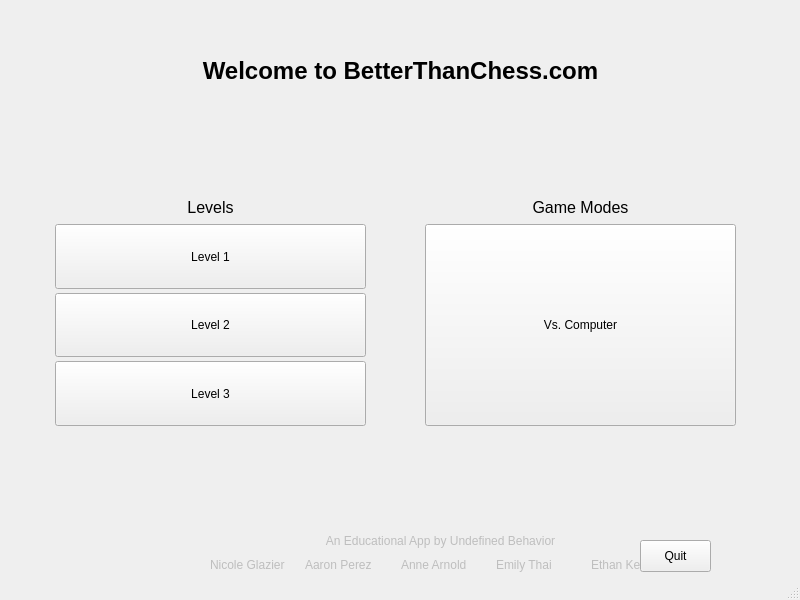
This is startmenu.ui in University-of-Utah-CS3505/a9-edu-app-f24-birdy117 as Qt 5 draws it before an edit. The edited form follows.
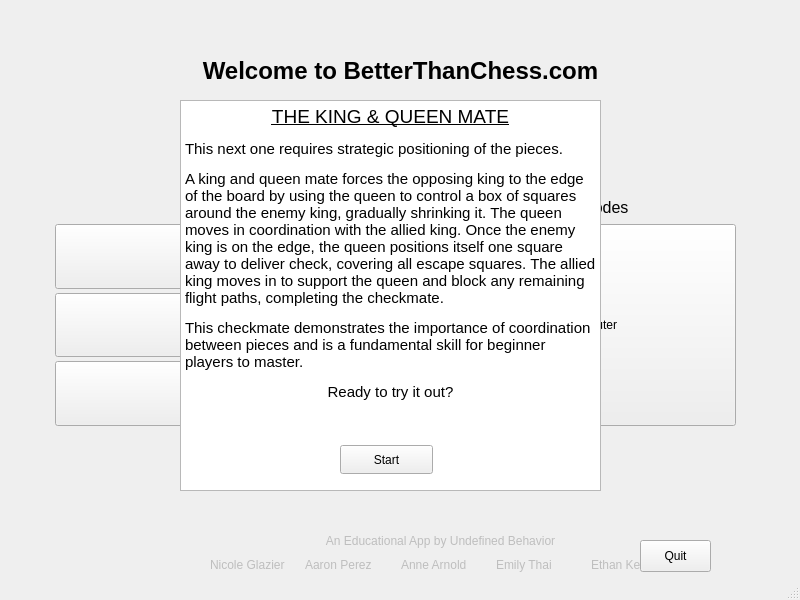
This is the edited form. Icons and pictures are not drawn.

Commit message: Added descriptions for each of the checkmates.

What changed in the file:
```diff
--- a/startmenu.ui
+++ b/startmenu.ui
@@ -436,12 +436,110 @@
      </item>
     </layout>
    </widget>
+   <widget class="QTextEdit" name="foolsMateText">
+    <property name="geometry">
+     <rect>
+      <x>180</x>
+      <y>100</y>
+      <width>421</width>
+      <height>391</height>
+     </rect>
+    </property>
+    <property name="readOnly">
+     <bool>true</bool>
+    </property>
+    <property name="html">
+     <string>&lt;!DOCTYPE HTML PUBLIC &quot;-//W3C//DTD HTML 4.0//EN&quot; &quot;http://www.w3.org/TR/REC-html40/strict.dtd&quot;&gt;
+&lt;html&gt;&lt;head&gt;&lt;meta name=&quot;qrichtext&quot; content=&quot;1&quot; /&gt;&lt;meta charset=&quot;utf-8&quot; /&gt;&lt;style type=&quot;text/css&quot;&gt;
+p, li { white-space: pre-wrap; }
+hr { height: 1px; border-width: 0; }
+li.unchecked::marker { content: &quot;\2610&quot;; }
+li.checked::marker { content: &quot;\2612&quot;; }
+&lt;/style&gt;&lt;/head&gt;&lt;body style=&quot; font-family:'Segoe UI'; font-size:9pt; font-weight:400; font-style:normal;&quot;&gt;
+&lt;p align=&quot;center&quot; style=&quot; margin-top:12px; margin-bottom:12px; margin-left:0px; margin-right:0px; -qt-block-indent:0; text-indent:0px;&quot;&gt;&lt;span style=&quot; font-size:16pt; text-decoration: underline;&quot;&gt;FOOL'S MATE&lt;/span&gt;&lt;/p&gt;
+&lt;p style=&quot; margin-top:12px; margin-bottom:12px; margin-left:0px; margin-right:0px; -qt-block-indent:0; text-indent:0px;&quot;&gt;&lt;span style=&quot; font-size:12pt;&quot;&gt;Fool's Mate is the quickest possible checkmate in chess, achievable in just two moves if Black capitalizes on a series of poor opening moves by White.&lt;/span&gt;&lt;/p&gt;
+&lt;p style=&quot; margin-top:12px; margin-bottom:12px; margin-left:0px; margin-right:0px; -qt-block-indent:0; text-indent:0px;&quot;&gt;&lt;span style=&quot; font-size:12pt;&quot;&gt;It occurs when White exposes their king to attack by recklessly moving the pawns in front of it. In response, Black can move one of its pawns and then deliver a checkmate with its queen.&lt;/span&gt;&lt;/p&gt;
+&lt;p style=&quot; margin-top:12px; margin-bottom:12px; margin-left:0px; margin-right:0px; -qt-block-indent:0; text-indent:0px;&quot;&gt;&lt;span style=&quot; font-size:12pt;&quot;&gt;Fool's Mate demonstrates the importance of developing pieces carefully and safeguarding the king early in the game, as even minor mistakes can lead to a swift defeat.&lt;/span&gt;&lt;/p&gt;
+&lt;p align=&quot;center&quot; style=&quot; margin-top:12px; margin-bottom:12px; margin-left:0px; margin-right:0px; -qt-block-indent:0; text-indent:0px;&quot;&gt;&lt;span style=&quot; font-size:12pt;&quot;&gt;Ready to try it out?&lt;/span&gt;&lt;/p&gt;&lt;/body&gt;&lt;/html&gt;</string>
+    </property>
+   </widget>
+   <widget class="QPushButton" name="startButton">
+    <property name="geometry">
+     <rect>
+      <x>340</x>
+      <y>445</y>
+      <width>93</width>
+      <height>29</height>
+     </rect>
+    </property>
+    <property name="text">
+     <string>Start</string>
+    </property>
+   </widget>
+   <widget class="QTextEdit" name="BackRankText">
+    <property name="geometry">
+     <rect>
+      <x>180</x>
+      <y>100</y>
+      <width>421</width>
+      <height>391</height>
+     </rect>
+    </property>
+    <property name="readOnly">
+     <bool>true</bool>
+    </property>
+    <property name="html">
+     <string>&lt;!DOCTYPE HTML PUBLIC &quot;-//W3C//DTD HTML 4.0//EN&quot; &quot;http://www.w3.org/TR/REC-html40/strict.dtd&quot;&gt;
+&lt;html&gt;&lt;head&gt;&lt;meta name=&quot;qrichtext&quot; content=&quot;1&quot; /&gt;&lt;meta charset=&quot;utf-8&quot; /&gt;&lt;style type=&quot;text/css&quot;&gt;
+p, li { white-space: pre-wrap; }
+hr { height: 1px; border-width: 0; }
+li.unchecked::marker { content: &quot;\2610&quot;; }
+li.checked::marker { content: &quot;\2612&quot;; }
+&lt;/style&gt;&lt;/head&gt;&lt;body style=&quot; font-family:'Segoe UI'; font-size:9pt; font-weight:400; font-style:normal;&quot;&gt;
+&lt;p align=&quot;center&quot; style=&quot; margin-top:12px; margin-bottom:12px; margin-left:0px; margin-right:0px; -qt-block-indent:0; text-indent:0px;&quot;&gt;&lt;span style=&quot; font-size:16pt; text-decoration: underline;&quot;&gt;BACK RANK MATE&lt;/span&gt;&lt;/p&gt;
+&lt;p style=&quot; margin-top:12px; margin-bottom:12px; margin-left:0px; margin-right:0px; -qt-block-indent:0; text-indent:0px;&quot;&gt;&lt;span style=&quot; font-size:12pt;&quot;&gt;This next one is a little harder...&lt;/span&gt;&lt;/p&gt;
+&lt;p style=&quot; margin-top:12px; margin-bottom:12px; margin-left:0px; margin-right:0px; -qt-block-indent:0; text-indent:0px;&quot;&gt;&lt;span style=&quot; font-size:12pt;&quot;&gt;A back rank mate occurs when a player's king is trapped on the back row (AKA the &amp;quot;back rank&amp;quot;) of the board by its own pawns, leaving no escape squares. The opposing player delivers checkmate by placing a rook or queen on the back rank, where the king cannot avoid the attack.&lt;/span&gt;&lt;/p&gt;
+&lt;p style=&quot; margin-top:12px; margin-bottom:12px; margin-left:0px; margin-right:0px; -qt-block-indent:0; text-indent:0px;&quot;&gt;&lt;span style=&quot; font-size:12pt;&quot;&gt;This type of checkmate highlights the importance of giving the king an escape square or ensuring the back rank is properly defended.&lt;/span&gt;&lt;/p&gt;
+&lt;p align=&quot;center&quot; style=&quot; margin-top:12px; margin-bottom:12px; margin-left:0px; margin-right:0px; -qt-block-indent:0; text-indent:0px;&quot;&gt;&lt;span style=&quot; font-size:12pt;&quot;&gt;Ready to try it out?&lt;/span&gt;&lt;/p&gt;&lt;/body&gt;&lt;/html&gt;</string>
+    </property>
+   </widget>
+   <widget class="QTextEdit" name="KingQueenText">
+    <property name="geometry">
+     <rect>
+      <x>180</x>
+      <y>100</y>
+      <width>421</width>
+      <height>391</height>
+     </rect>
+    </property>
+    <property name="readOnly">
+     <bool>true</bool>
+    </property>
+    <property name="html">
+     <string>&lt;!DOCTYPE HTML PUBLIC &quot;-//W3C//DTD HTML 4.0//EN&quot; &quot;http://www.w3.org/TR/REC-html40/strict.dtd&quot;&gt;
+&lt;html&gt;&lt;head&gt;&lt;meta name=&quot;qrichtext&quot; content=&quot;1&quot; /&gt;&lt;meta charset=&quot;utf-8&quot; /&gt;&lt;style type=&quot;text/css&quot;&gt;
+p, li { white-space: pre-wrap; }
+hr { height: 1px; border-width: 0; }
+li.unchecked::marker { content: &quot;\2610&quot;; }
+li.checked::marker { content: &quot;\2612&quot;; }
+&lt;/style&gt;&lt;/head&gt;&lt;body style=&quot; font-family:'Segoe UI'; font-size:9pt; font-weight:400; font-style:normal;&quot;&gt;
+&lt;p align=&quot;center&quot; style=&quot; margin-top:12px; margin-bottom:12px; margin-left:0px; margin-right:0px; -qt-block-indent:0; text-indent:0px;&quot;&gt;&lt;span style=&quot; font-size:14pt; text-decoration: underline;&quot;&gt;THE KING &amp;amp; QUEEN MATE&lt;/span&gt;&lt;/p&gt;
+&lt;p style=&quot; margin-top:12px; margin-bottom:12px; margin-left:0px; margin-right:0px; -qt-block-indent:0; text-indent:0px;&quot;&gt;&lt;span style=&quot; font-size:11pt;&quot;&gt;This next one requires strategic positioning of the pieces.&lt;/span&gt;&lt;/p&gt;
+&lt;p style=&quot; margin-top:12px; margin-bottom:12px; margin-left:0px; margin-right:0px; -qt-block-indent:0; text-indent:0px;&quot;&gt;&lt;span style=&quot; font-size:11pt;&quot;&gt;A king and queen mate forces the opposing king to the edge of the board by using the queen to control a box of squares around the enemy king, gradually shrinking it. The queen moves in coordination with the allied king. Once the enemy king is on the edge, the queen positions itself one square away to deliver check, covering all escape squares. The allied king moves in to support the queen and block any remaining flight paths, completing the checkmate.&lt;/span&gt;&lt;/p&gt;
+&lt;p style=&quot; margin-top:12px; margin-bottom:12px; margin-left:0px; margin-right:0px; -qt-block-indent:0; text-indent:0px;&quot;&gt;&lt;span style=&quot; font-size:11pt;&quot;&gt;This checkmate demonstrates the importance of coordination between pieces and is a fundamental skill for beginner players to master.&lt;/span&gt;&lt;/p&gt;
+&lt;p align=&quot;center&quot; style=&quot; margin-top:12px; margin-bottom:12px; margin-left:0px; margin-right:0px; -qt-block-indent:0; text-indent:0px;&quot;&gt;&lt;span style=&quot; font-size:11pt;&quot;&gt;Ready to try it out?&lt;/span&gt;&lt;/p&gt;&lt;/body&gt;&lt;/html&gt;</string>
+    </property>
+   </widget>
    <zorder>Title</zorder>
    <zorder>layoutWidget</zorder>
    <zorder>QuitButton</zorder>
    <zorder>layoutWidget</zorder>
    <zorder>layoutWidget</zorder>
    <zorder>chessBoardContainer</zorder>
+   <zorder>BackRankText</zorder>
+   <zorder>foolsMateText</zorder>
+   <zorder>KingQueenText</zorder>
+   <zorder>startButton</zorder>
   </widget>
   <widget class="QStatusBar" name="statusbar"/>
  </widget>
```
The commit also changes 4 other files.
